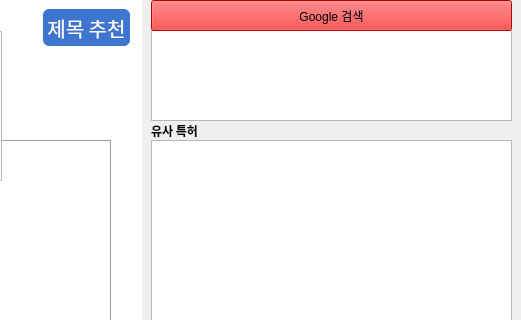
Before: the Qt Designer form PPAP_UI.ui in kpmg-ppap/PPAP, drawn with Qt 5; both pictures show x 759 to 1280 and y 0 to 320 of the 1280 by 687 pixel window.
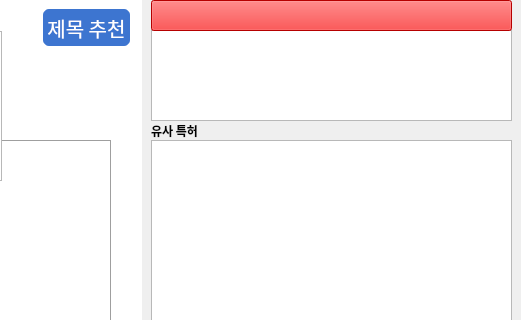
After: the same form once the commit is applied. Icons and pictures are not drawn.

Diff of the .ui file:
```diff
--- a/PPAP_UI.ui
+++ b/PPAP_UI.ui
@@ -572,7 +572,7 @@
     <string notr="true"/>
    </property>
    <property name="text">
-    <string>Google 검색</string>
+    <string/>
    </property>
   </widget>
   <widget class="QTextEdit" name="clm_output">
@@ -1184,6 +1184,22 @@
     <string>(드래그 -&gt; 검색하면 특정 단어에 대한 해설을 볼 수 있습니다)</string>
    </property>
   </widget>
+  <widget class="QLabel" name="search_hyperlink">
+   <property name="geometry">
+    <rect>
+     <x>910</x>
+     <y>1</y>
+     <width>360</width>
+     <height>31</height>
+    </rect>
+   </property>
+   <property name="text">
+    <string/>
+   </property>
+   <property name="alignment">
+    <set>Qt::AlignCenter</set>
+   </property>
+  </widget>
   <zorder>search_output</zorder>
   <zorder>background</zorder>
   <zorder>sum_input</zorder>
```
Left out of the diff: 1 changed line with no effect on the pictures.
